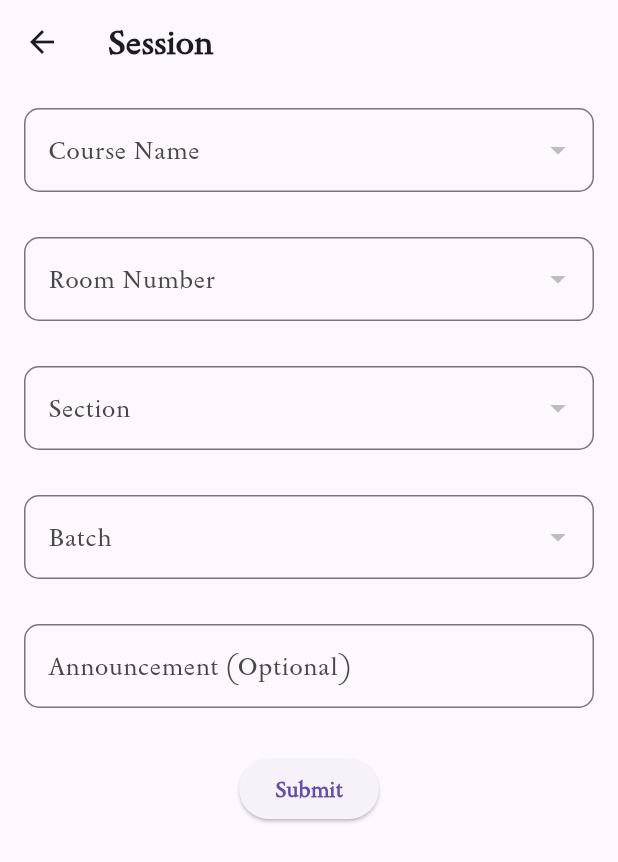
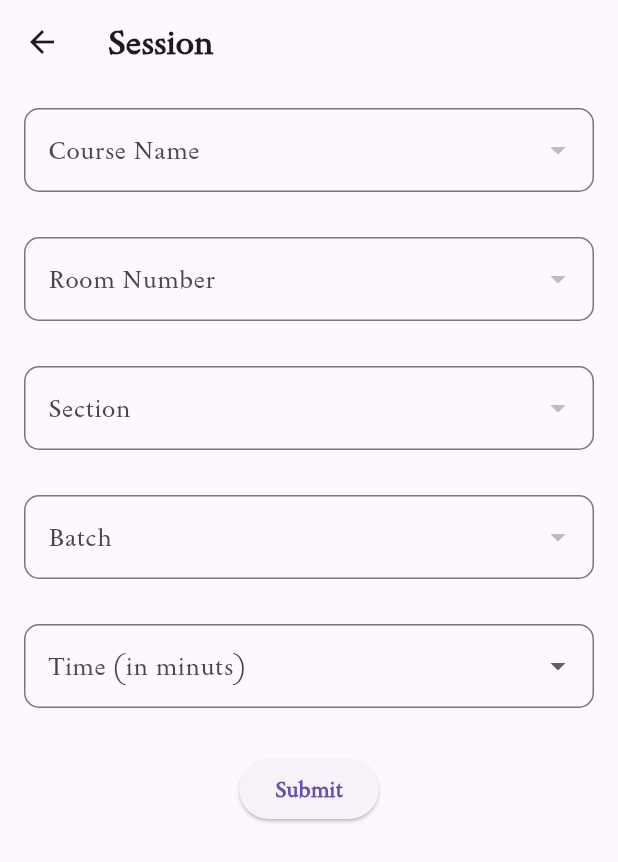
Before and after one commit to Whitesahdow/Automated-Attendance-and-Class-Security-Management-System, a Flutter app: the InstructorHome screen opened directly with empty values, after a tap on the "menu" icon, after a tap on "Session", on a phone screen of 412 x 824 dp. Shown: the top 862 px of the screen. Run offline on Flutter 3.47's test engine with Material 3 defaults, Android fonts, the phone set to English and light mode, and no system bars; our stand-ins replace shared_preferences, table_calendar; accounts and stored records are empty; network calls fail.

Commit message:
functions prepared for sessions

```diff
--- a/lib/Instructor/instrct_Drawer/My_Course/instructor_course.dart
+++ b/lib/Instructor/instrct_Drawer/My_Course/instructor_course.dart
@@ -37,7 +37,7 @@ class Instructor_course extends StatelessWidget {
       return course_list;
     } else {
       // Handle error here
-      throw Exception('Failed to load teams');
+      throw Exception('Failed to load items');
     }
   }
 
--- a/lib/Instructor/instrct_Drawer/sessions/session.dart
+++ b/lib/Instructor/instrct_Drawer/sessions/session.dart
@@ -1,7 +1,7 @@
+import 'package:AAMCS_App/Instructor/instrct_Drawer/sessions/sessions_selector.dart';
 import 'package:flutter/material.dart';
 import 'package:http/http.dart' as http;
 import 'dart:convert';
-
 import 'booked_session.dart';
 
 class Session extends StatefulWidget {
@@ -13,55 +13,40 @@ class Session extends StatefulWidget {
   State<Session> createState() => _SessionState();
 }
 
-class SessionData {
-  String? courseName;
-  String? roomNumber;
-  String? section;
-  String? batch;
-  String? announcement;
-
-  SessionData({
-    this.courseName,
-    this.roomNumber,
-    this.section,
-    this.batch,
-    this.announcement,
-  });
-}
-
-class CrsLists {
-  final String name;
-  final String pantoneValue;
-  final String color;
-
-  CrsLists({
-    required this.name,
-    required this.pantoneValue,
-    required this.color,
-  });
-}
+// "course_category": "Major",
+//         "course_code": "ECEg4103",
+//         "course_credit": "4",
+//         "course_department": "Electrical",
+//         "course_name": "Computer Architecture and Organization",
 
 class _SessionState extends State<Session> {
-  List<CrsLists> courseList = [];
+  List<Menu_list> menu_lists = [];
   String? _selectedCourseName;
   String? _selectedRoomNumber;
   String? _selectedSection;
   String? _selectedBatch;
-  final _announcementController = TextEditingController();
+  String? _selectedtime;
+
   SessionData sessionData = SessionData();
 
+  static const List<String> _time = ['10', '15', '20'];
+  get time => "";
   @override
   void initState() {
     super.initState();
     _fetchCourseList();
+    _fetch_Room_List();
+    print(menu_lists);
+    // _fetch_Section_List();
+    //_fetch_Batch_List();
   }
 
-  @override
-  void dispose() {
-    _announcementController.dispose();
-    super.dispose();
-  }
-
+  // @override
+  // void dispose() {
+  //   _announcementController.dispose();
+  //   super.dispose();
+  // }
+//#############################################______fetchCourseList_____####################
   Future<void> _fetchCourseList() async {
     try {
       final response = await http.get(
@@ -76,11 +61,9 @@ class _SessionState extends State<Session> {
         var jsonData = jsonDecode(response.body);
 
         setState(() {
-          courseList = (jsonData as List)
-              .map((course) => CrsLists(
-                    name: course['course_name'],
-                    pantoneValue: course['course_code'],
-                    color: course['id'].toString(),
+          menu_lists = (jsonData as List)
+              .map((choice) => Menu_list(
+                    course_name: choice['course_name'],
                   ))
               .toList();
         });
@@ -93,6 +76,97 @@ class _SessionState extends State<Session> {
     }
   }
 
+//#############################################_______fetch_Room_List _____####################
+  Future<void> _fetch_Room_List() async {
+    try {
+      final response = await http.get(
+        Uri.parse("https://besufikadyilma.tech/room/get"),
+        headers: {
+          "Content-Type": "application/json",
+          "Authorization": "Bearer ${widget.myToken}"
+        },
+      );
+
+      if (response.statusCode == 200) {
+        var jsonData = jsonDecode(response.body);
+
+        setState(() {
+          menu_lists = (jsonData["rooms"]["room_no"] as List)
+              .map((choice) => Menu_list(
+                    Room_number: choice['Room_number'],
+                  ))
+              .toList();
+        });
+      } else {
+        throw Exception('.....................Failed to load Rooms. ');
+      }
+    } catch (e) {
+      print('Error: $e');
+      // Handle error
+    }
+  }
+
+  //##############################################__fetch_Section_List__#############
+  Future<void> _fetch_Section_List() async {
+    try {
+      final response = await http.get(
+        Uri.parse("https://besufikadyilma.tech/room/get"),
+        headers: {
+          "Content-Type": "application/json",
+          "Authorization": "Bearer ${widget.myToken}"
+        },
+      );
+
+      if (response.statusCode == 200) {
+        var jsonData = jsonDecode(response.body);
+
+        setState(() {
+          menu_lists = (jsonData["section"] as List)
+              .map((choice) => Menu_list(
+                    Section: choice['Room_number'],
+                  ))
+              .toList();
+        });
+      } else {
+        throw Exception('............Failed to load Sections');
+      }
+    } catch (e) {
+      print('Error: $e');
+      // Handle error
+    }
+  }
+
+  //#############################################______ fetch Batch List_____####################
+  Future<void> _fetch_Batch_List() async {
+    try {
+      final response = await http.get(
+        Uri.parse("https://besufikadyilma.tech/room/get"),
+        headers: {
+          "Content-Type": "application/json",
+          "Authorization": "Bearer ${widget.myToken}"
+        },
+      );
+
+      if (response.statusCode == 200) {
+        var jsonData = jsonDecode(response.body);
+
+        setState(() {
+          menu_lists = (jsonData["Batch_No"] as List)
+              .map((choice) => Menu_list(
+                    Batch_No: choice['Batch_No'],
+                  ))
+              .toList();
+        });
+      } else {
+        throw Exception('Failed to load batch list');
+      }
+    } catch (e) {
+      print('Error: $e');
+      // Handle error
+    }
+  }
+
+  //##############################################################################
   @override
   Widget build(BuildContext context) {
     return Scaffold(
@@ -110,12 +184,14 @@ class _SessionState extends State<Session> {
         padding: const EdgeInsets.all(16.0),
         child: Column(
           children: [
+//#############################################################################################
+
             DropdownButtonFormField<String>(
               value: _selectedCourseName,
-              items: courseList
-                  .map((course) => DropdownMenuItem<String>(
-                        value: course.name,
-                        child: Text(course.name),
+              items: menu_lists
+                  .map((choice) => DropdownMenuItem<String>(
+                        value: choice.course_name,
+                        child: Text(choice.course_name.toString()),
                       ))
                   .toList(),
               onChanged: (value) {
@@ -137,12 +213,15 @@ class _SessionState extends State<Session> {
               ),
             ),
             const SizedBox(height: 30),
+
+//#############################################################################################
+
             DropdownButtonFormField<String>(
               value: _selectedRoomNumber,
-              items: courseList
-                  .map((course) => DropdownMenuItem<String>(
-                        value: course.color,
-                        child: Text(course.name),
+              items: menu_lists
+                  .map((choice) => DropdownMenuItem<String>(
+                        value: choice.Room_number,
+                        child: Text(choice.Room_number.toString()),
                       ))
                   .toList(),
               onChanged: (value) {
@@ -164,12 +243,15 @@ class _SessionState extends State<Session> {
               ),
             ),
             const SizedBox(height: 30),
+
+//#############################################################################################
+
             DropdownButtonFormField<String>(
               value: _selectedSection,
-              items: courseList
-                  .map((course) => DropdownMenuItem<String>(
-                        value: course.name,
-                        child: Text(course.name),
+              items: menu_lists
+                  .map((choice) => DropdownMenuItem<String>(
+                        value: choice.course_name,
+                        child: Text(choice.course_name.toString()),
                       ))
                   .toList(),
               onChanged: (value) {
@@ -191,12 +273,15 @@ class _SessionState extends State<Session> {
               ),
             ),
             const SizedBox(height: 30),
+
+//#############################################################################################
+
             DropdownButtonFormField<String>(
               value: _selectedBatch,
-              items: courseList
+              items: menu_lists
                   .map((course) => DropdownMenuItem<String>(
-                        value: course.name,
-                        child: Text(course.name),
+                        value: course.course_name,
+                        child: Text(course.course_name.toString()),
                       ))
                   .toList(),
               onChanged: (value) {
@@ -218,13 +303,20 @@ class _SessionState extends State<Session> {
               ),
             ),
             const SizedBox(height: 30),
-            TextField(
-              controller: _announcementController,
-              onChanged: (value) {
-                sessionData.announcement = value;
-              },
+
+//#############################################################################################
+
+            DropdownButtonFormField<String>(
+              value: _selectedtime,
+              items: _time
+                  .map((time) => DropdownMenuItem<String>(
+                        value: time,
+                        child: Text("$time min"),
+                      ))
+                  .toList(),
+              onChanged: (value) => setState(() => _selectedtime = value!),
               decoration: const InputDecoration(
-                labelText: 'Announcement (Optional)',
+                labelText: 'Time (in minuts)',
                 labelStyle: TextStyle(
                   fontFamily: 'Sedan',
                   fontSize: 16,
--- /dev/null
+++ b/lib/Instructor/instrct_Drawer/sessions/sessions_selector.dart
@@ -0,0 +1,31 @@
+class SessionData {
+  String? courseName;
+  String? roomNumber;
+  String? section;
+  String? batch;
+  String? announcement;
+
+  SessionData({
+    this.courseName,
+    this.roomNumber,
+    this.section,
+    this.batch,
+    this.announcement,
+  });
+}
+///////////////////////////////////////////////////////////////
+
+class Menu_list {
+  final String? course_name;
+  final String? Room_number;
+  final String? Section;
+  final String? Batch_No;
+
+  Menu_list({
+    this.course_name,
+    this.Room_number,
+    this.Section,
+    this.Batch_No,
+  });
+}
+///////////////////////////////////////////////////////////
--- a/lib/Instructor/instructor_home.dart
+++ b/lib/Instructor/instructor_home.dart
@@ -68,6 +68,8 @@ class _StudentPageState extends State<InstructorHome> {
     return Scaffold(
       key: _scaffoldKey, // Assign key to Scaffold
       appBar: AppBar(
+        shadowColor: const Color.fromARGB(255, 20, 19, 18),
+        elevation: 2,
         title: const Text(
           'Instructor Home Page ', // Use retrieved student name
           style: TextStyle(
@@ -94,6 +96,7 @@ class _StudentPageState extends State<InstructorHome> {
                     Column(
                       crossAxisAlignment: CrossAxisAlignment.center,
                       children: [
+                        SizedBox(height: 8),
                         Text(
                           'Welcome, ${snapshot.data!.first_name} ${snapshot.data!.middle_name}!',
                           style: const TextStyle(
```
Also changed, not shown: lib/Instructor/instrct_Drawer/instructor_profile.dart (+55 -15 lines).
